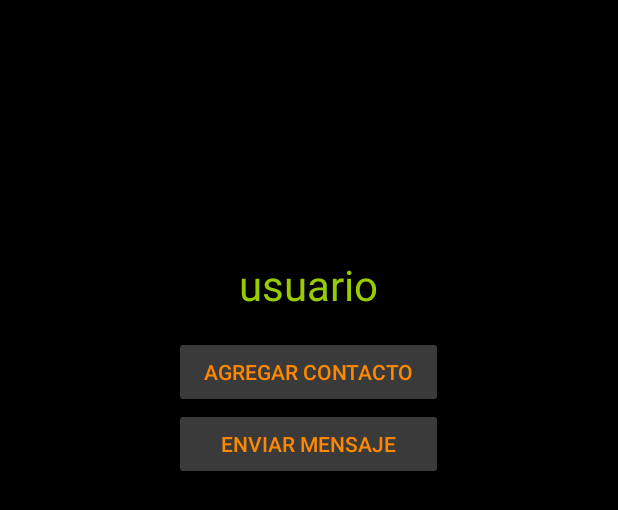
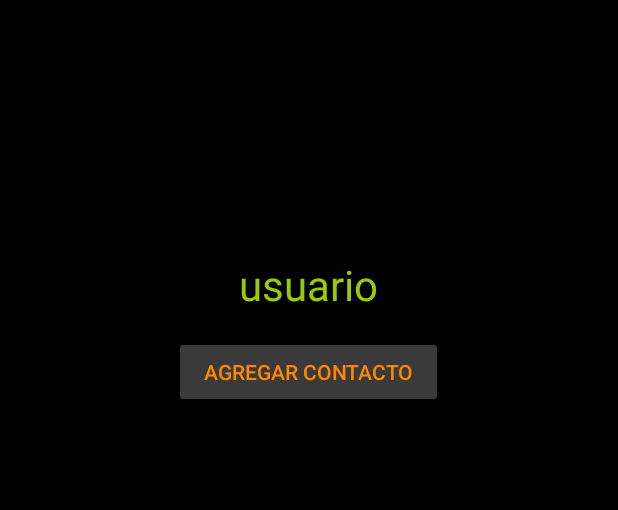
Before and after one commit to netrunnerX/ProxyChat_Java, an Android app: the layout activity_info_usuario.xml on its own in the app's theme, with its tools: preview values and no code run, on a phone screen of 412 x 824 dp. Shown: the top 510 px of the screen. Run offline under Robolectric (Android 15) with nearby library versions, the phone set to English and light mode, and no system bars.

Commit message:
Modificaciones de código para poder enviar las invitaciones

```diff
--- a/app/src/main/res/layout/activity_info_usuario.xml
+++ b/app/src/main/res/layout/activity_info_usuario.xml
@@ -42,14 +42,6 @@
             android:text="agregar contacto"
             android:textColor="@android:color/holo_orange_dark" />
 
-        <android.support.v7.widget.AppCompatButton
-            android:id="@+id/botonEnviarMensajeUsuario"
-            android:layout_width="179dp"
-            android:layout_height="wrap_content"
-            android:layout_gravity="center"
-            app:backgroundTint="#3A3A3A"
-            android:text="enviar mensaje"
-            android:textColor="@android:color/holo_orange_dark" />
     </LinearLayout>
 
 </RelativeLayout>
```
Also changed, not shown: app/src/main/java/com/example/user/proxychat/activities/InfoUsuarioActivity.java (+34 -30 lines).
